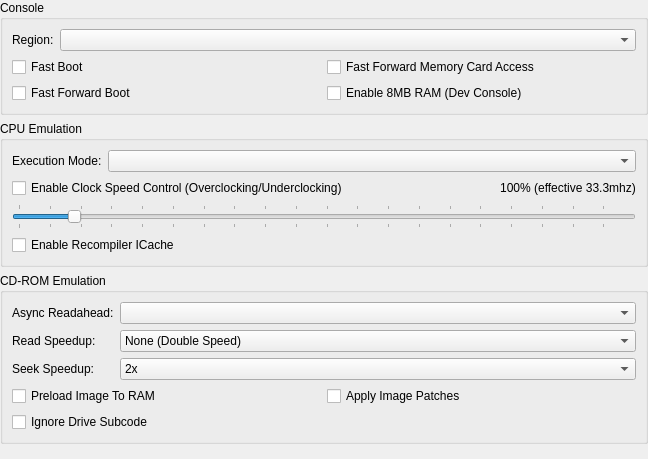
Qt form src/duckstation-qt/consolesettingswidget.ui (kofxi3584karlayang/duckstation) before a commit.
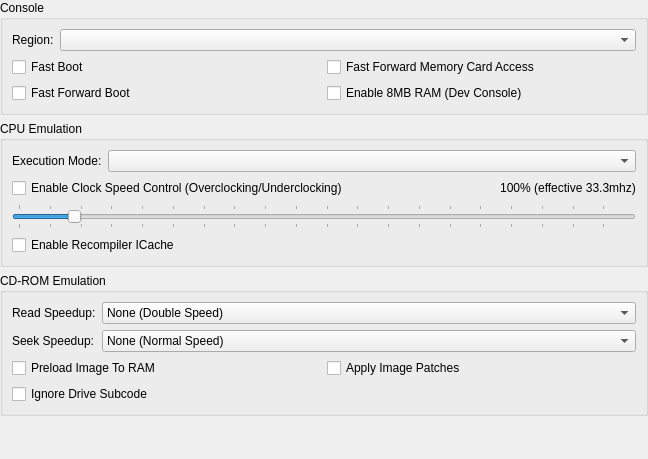
The same form after that commit.

Commit message: Qt: Move async readahead sectors to advanced settings

Diff of the .ui file:
```diff
--- a/src/duckstation-qt/consolesettingswidget.ui
+++ b/src/duckstation-qt/consolesettingswidget.ui
@@ -166,17 +166,14 @@
       <string>CD-ROM Emulation</string>
      </property>
      <layout class="QFormLayout" name="formLayout_4">
-      <item row="0" column="1">
-       <widget class="QComboBox" name="cdromReadaheadSectors"/>
-      </item>
-      <item row="1" column="0">
+      <item row="0" column="0">
        <widget class="QLabel" name="label_2">
         <property name="text">
          <string>Read Speedup:</string>
         </property>
        </widget>
       </item>
-      <item row="1" column="1">
+      <item row="0" column="1">
        <widget class="QComboBox" name="cdromReadSpeedup">
         <item>
          <property name="text">
@@ -235,17 +232,17 @@
         </item>
        </widget>
       </item>
-      <item row="2" column="0">
+      <item row="1" column="0">
        <widget class="QLabel" name="label_5">
         <property name="text">
          <string>Seek Speedup:</string>
         </property>
        </widget>
       </item>
-      <item row="2" column="1">
+      <item row="1" column="1">
        <widget class="QComboBox" name="cdromSeekSpeedup">
-        <property name="currentIndex">
-         <number>1</number>
+        <property name="currentText">
+         <string/>
         </property>
         <item>
          <property name="text">
@@ -304,7 +301,7 @@
         </item>
        </widget>
       </item>
-      <item row="3" column="0" colspan="2">
+      <item row="2" column="0" colspan="2">
        <layout class="QGridLayout" name="gridLayout">
         <item row="0" column="0">
          <widget class="QCheckBox" name="cdromLoadImageToRAM">
@@ -329,13 +326,6 @@
         </item>
        </layout>
       </item>
-      <item row="0" column="0">
-       <widget class="QLabel" name="label_6">
-        <property name="text">
-         <string>Async Readahead:</string>
-        </property>
-       </widget>
-      </item>
      </layout>
     </widget>
    </item>
```
The commit also changes 3 other files.
